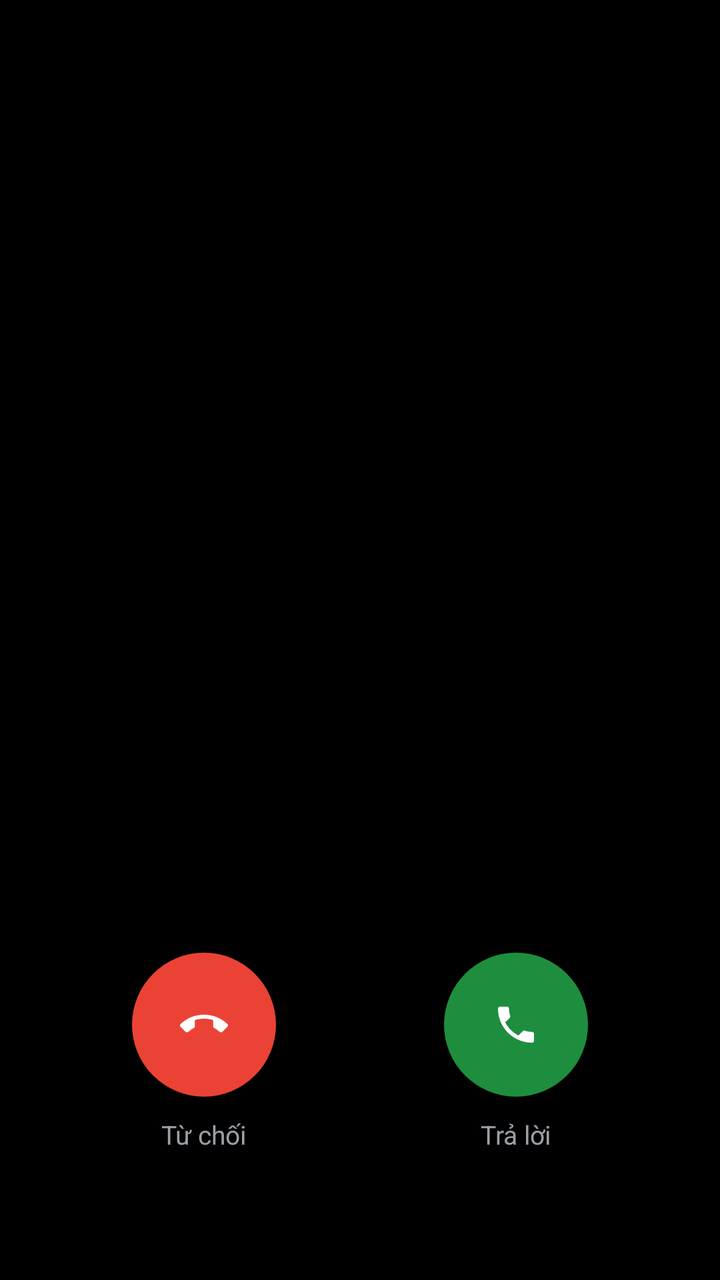
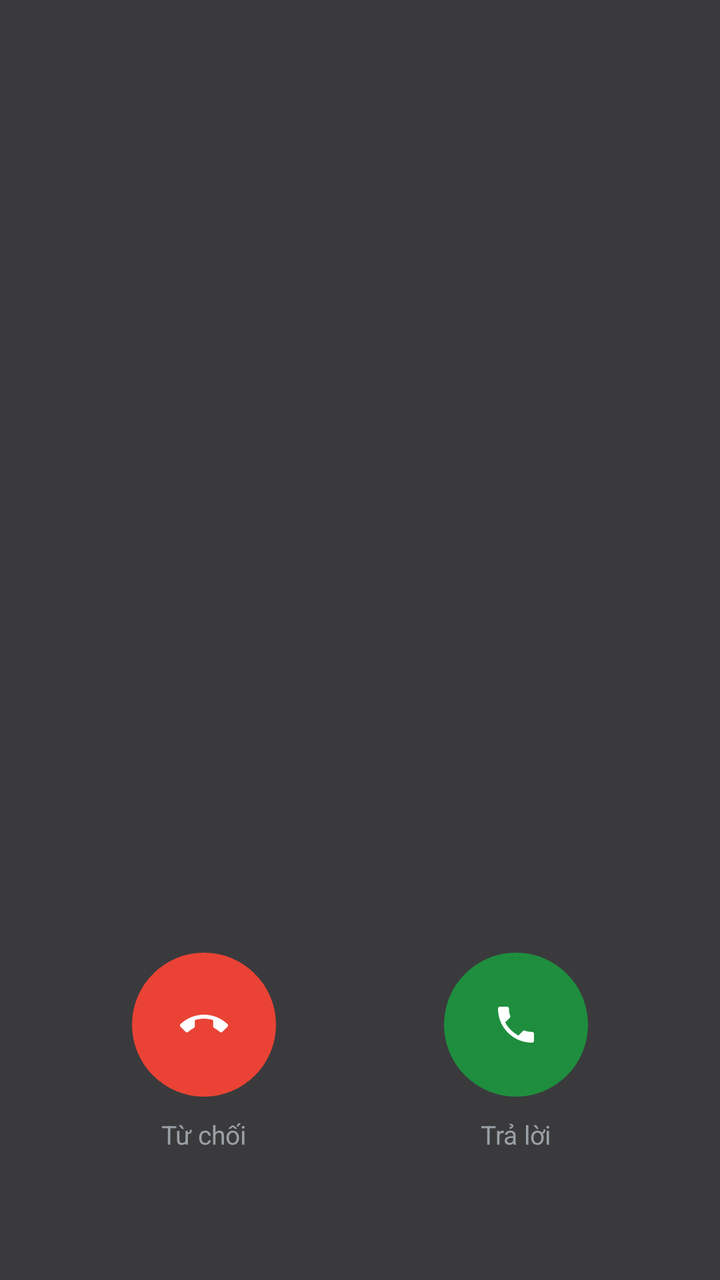

Two renders of the same Android screen: before a commit and after it. Below are the layout's source before the change and the commit's diff.
<!-- AndroidManifest.xml: activity theme Theme.SimpleCall.InCall -->
<!-- res/layout/activity_in_call.xml -->
<?xml version="1.0" encoding="utf-8"?>
<androidx.constraintlayout.widget.ConstraintLayout
    xmlns:android="http://schemas.android.com/apk/res/android"
    xmlns:app="http://schemas.android.com/apk/res-auto"
    android:layout_width="match_parent"
    android:layout_height="match_parent"
    android:background="@color/incall_bg">


    
    <TextView android:id="@+id/tvCallerName"
        android:layout_width="0dp" android:layout_height="wrap_content"
        android:layout_marginTop="80dp"
        android:layout_marginStart="40dp" android:layout_marginEnd="40dp"
        android:gravity="center"
        android:textColor="@color/text_on_dark" android:textSize="28sp"
        android:fontFamily="sans-serif" android:singleLine="true"
        app:layout_constraintTop_toTopOf="parent"
        app:layout_constraintStart_toStartOf="parent"
        app:layout_constraintEnd_toEndOf="parent"/>

    
    <TextView android:id="@+id/tvCallerNumber"
        android:layout_width="0dp" android:layout_height="wrap_content"
        android:layout_marginTop="0dp"
        android:gravity="center"
        android:textColor="#9AA0A6" android:textSize="14sp"
        android:fontFamily="sans-serif"
        android:visibility="gone"
        app:layout_constraintTop_toBottomOf="@id/tvCallerName"
        app:layout_constraintStart_toStartOf="parent"
        app:layout_constraintEnd_toEndOf="parent"/>


    
    <FrameLayout android:id="@+id/llSimLine"
        android:layout_width="26dp" android:layout_height="26dp"
        android:layout_marginTop="6dp"
        android:visibility="gone"
        app:layout_constraintTop_toBottomOf="@id/tvCallerNumber"
        app:layout_constraintStart_toStartOf="parent"
        app:layout_constraintEnd_toEndOf="parent">

        <ImageView
            android:layout_width="26dp" android:layout_height="26dp"
            android:src="@drawable/ic_sim_card"
            android:tint="#9AA0A6" />

        <TextView android:id="@+id/tvSimBadge"
            android:layout_width="wrap_content" android:layout_height="wrap_content"
            android:layout_gravity="center"
            android:text="2"
            android:textSize="10sp"
            android:textStyle="bold"
            android:textColor="#FFFFFF"
            android:fontFamily="sans-serif-medium" />
    </FrameLayout>

    
    <LinearLayout android:id="@+id/llStatusLine"
        android:layout_width="wrap_content" android:layout_height="wrap_content"
        android:orientation="horizontal" android:gravity="center_vertical"
        android:layout_marginTop="6dp"
        app:layout_constraintTop_toBottomOf="@id/llSimLine"
        app:layout_constraintStart_toStartOf="parent"
        app:layout_constraintEnd_toEndOf="parent">

        <TextView android:id="@+id/tvHdBadge"
            android:layout_width="wrap_content" android:layout_height="18dp"
            android:paddingStart="4dp" android:paddingEnd="4dp"
            android:gravity="center" android:text="HD"
            android:textSize="10sp" android:textColor="#9AA0A6"
            android:background="@drawable/bg_sim_badge"
            android:layout_marginEnd="6dp"
            android:visibility="gone" />

        <TextView android:id="@+id/tvCallStatus"
            android:layout_width="wrap_content" android:layout_height="wrap_content"
            android:textColor="#9AA0A6" android:textSize="14sp"
            android:fontFamily="sans-serif" />
    </LinearLayout>

    
    <LinearLayout android:id="@+id/incomingControls"
        android:layout_width="0dp" android:layout_height="wrap_content"
        android:orientation="horizontal" android:gravity="center"
        android:layout_marginStart="24dp" android:layout_marginEnd="24dp"
        android:layout_marginBottom="64dp"
        app:layout_constraintBottom_toBottomOf="parent"
        app:layout_constraintStart_toStartOf="parent"
        app:layout_constraintEnd_toEndOf="parent">

        <LinearLayout android:layout_width="0dp" android:layout_height="wrap_content"
            android:layout_weight="1" android:orientation="vertical" android:gravity="center">
            <ImageButton android:id="@+id/btnDecline"
                android:layout_width="72dp" android:layout_height="72dp"
                android:background="@drawable/bg_decline_circle"
                android:src="@drawable/ic_call_end"
                android:contentDescription="@string/decline"/>
            <TextView android:layout_width="wrap_content" android:layout_height="wrap_content"
                android:text="Từ chối" android:textColor="#9AA0A6" android:textSize="13sp"
                android:layout_marginTop="10dp" android:fontFamily="sans-serif"/>
        </LinearLayout>

        <LinearLayout android:layout_width="0dp" android:layout_height="wrap_content"
            android:layout_weight="1" android:orientation="vertical" android:gravity="center">
            <ImageButton android:id="@+id/btnAnswer"
                android:layout_width="72dp" android:layout_height="72dp"
                android:background="@drawable/bg_call_circle"
                android:src="@drawable/ic_call"
                android:contentDescription="@string/answer"/>
            <TextView android:layout_width="wrap_content" android:layout_height="wrap_content"
                android:text="Trả lời" android:textColor="#9AA0A6" android:textSize="13sp"
                android:layout_marginTop="10dp" android:fontFamily="sans-serif"/>
        </LinearLayout>
    </LinearLayout>

    
    <LinearLayout android:id="@+id/activeControls"
        android:layout_width="0dp" android:layout_height="wrap_content"
        android:orientation="vertical" android:visibility="gone"
        android:layout_marginStart="16dp" android:layout_marginEnd="16dp"
        android:layout_marginBottom="40dp"
        app:layout_constraintBottom_toBottomOf="parent"
        app:layout_constraintStart_toStartOf="parent"
        app:layout_constraintEnd_toEndOf="parent">

        
        <LinearLayout android:layout_width="match_parent" android:layout_height="wrap_content"
            android:orientation="horizontal" android:gravity="center"
            android:layout_marginBottom="20dp">

            <LinearLayout android:layout_width="0dp" android:layout_height="wrap_content"
                android:layout_weight="1" android:orientation="vertical" android:gravity="center">
                <ImageButton android:id="@+id/btnRecord"
                    android:layout_width="56dp" android:layout_height="56dp"
                    android:background="@android:color/transparent"
                    android:src="@drawable/ic_record_dot"
                    android:contentDescription="@string/start_recording"/>
                <TextView android:id="@+id/tvRecordLabel"
                    android:layout_width="wrap_content" android:layout_height="wrap_content"
                    android:text="@string/start_recording" android:textColor="#9AA0A6" android:textSize="12sp"
                    android:layout_marginTop="6dp" android:fontFamily="sans-serif"/>
            </LinearLayout>

            <LinearLayout android:layout_width="0dp" android:layout_height="wrap_content"
                android:layout_weight="1" android:orientation="vertical" android:gravity="center">
                <ImageButton android:id="@+id/btnMute"
                    android:layout_width="56dp" android:layout_height="56dp"
                    android:background="@android:color/transparent"
                    android:src="@drawable/ic_mic_off"
                    android:contentDescription="Im lặng"/>
                <TextView android:id="@+id/tvMuteLabel"
                    android:layout_width="wrap_content" android:layout_height="wrap_content"
                    android:text="Im lặng" android:textColor="#9AA0A6" android:textSize="12sp"
                    android:layout_marginTop="6dp" android:fontFamily="sans-serif"/>
            </LinearLayout>

            <LinearLayout android:layout_width="0dp" android:layout_height="wrap_content"
                android:layout_weight="1" android:orientation="vertical" android:gravity="center">
                <ImageButton android:id="@+id/btnHold"
                    android:layout_width="56dp" android:layout_height="56dp"
                    android:background="@android:color/transparent"
                    android:src="@drawable/ic_call_hold"
                    android:contentDescription="@string/hold_call"/>
                <TextView android:id="@+id/tvHoldLabel"
                    android:layout_width="wrap_content" android:layout_height="wrap_content"
                    android:text="@string/hold_call" android:textColor="#9AA0A6" android:textSize="12sp"
                    android:layout_marginTop="6dp" android:fontFamily="sans-serif"/>
            </LinearLayout>
        </LinearLayout>

        
        <LinearLayout android:layout_width="match_parent" android:layout_height="wrap_content"
            android:orientation="horizontal" android:gravity="center"
            android:layout_marginBottom="24dp">

            <LinearLayout android:layout_width="0dp" android:layout_height="wrap_content"
                android:layout_weight="1" android:orientation="vertical" android:gravity="center">
                <ImageButton android:id="@+id/btnClarity"
                    android:layout_width="56dp" android:layout_height="56dp"
                    android:background="@android:color/transparent"
                    android:src="@drawable/ic_call_clarity"
                    android:contentDescription="@string/call_clarity"/>
                <TextView android:id="@+id/tvClarityLabel"
                    android:layout_width="wrap_content" android:layout_height="wrap_content"
                    android:text="@string/call_clarity" android:textColor="#9AA0A6" android:textSize="12sp"
                    android:layout_marginTop="6dp" android:fontFamily="sans-serif"/>
            </LinearLayout>

            <LinearLayout android:layout_width="0dp" android:layout_height="wrap_content"
                android:layout_weight="1" android:orientation="vertical" android:gravity="center">
                <ImageButton android:id="@+id/btnAddCall"
                    android:layout_width="56dp" android:layout_height="56dp"
                    android:background="@android:color/transparent"
                    android:src="@drawable/ic_add"
                    android:contentDescription="@string/add_call"/>
                <TextView android:layout_width="wrap_content" android:layout_height="wrap_content"
                    android:text="@string/add_call" android:textColor="#9AA0A6" android:textSize="12sp"
                    android:layout_marginTop="6dp" android:fontFamily="sans-serif"/>
            </LinearLayout>

            <LinearLayout android:layout_width="0dp" android:layout_height="wrap_content"
                android:layout_weight="1" android:orientation="vertical" android:gravity="center">
                <ImageButton android:id="@+id/btnMore"
                    android:layout_width="56dp" android:layout_height="56dp"
                    android:background="@android:color/transparent"
                    android:src="@drawable/ic_expand_more"
                    android:contentDescription="@string/more_options"/>
                <TextView android:layout_width="wrap_content" android:layout_height="wrap_content"
                    android:text="@string/more_options" android:textColor="#9AA0A6" android:textSize="12sp"
                    android:layout_marginTop="6dp" android:fontFamily="sans-serif"/>
            </LinearLayout>
        </LinearLayout>

        
        <GridLayout android:id="@+id/dtmfPanel"
            android:layout_width="match_parent" android:layout_height="wrap_content"
            android:columnCount="3" android:rowCount="4"
            android:visibility="gone"
            android:layout_marginBottom="16dp">

            <androidx.appcompat.widget.AppCompatButton style="@style/KeyBtn" android:text="1" android:tag="1" android:textColor="@color/text_on_dark"/>
            <androidx.appcompat.widget.AppCompatButton style="@style/KeyBtn" android:text="2" android:tag="2" android:textColor="@color/text_on_dark"/>
            <androidx.appcompat.widget.AppCompatButton style="@style/KeyBtn" android:text="3" android:tag="3" android:textColor="@color/text_on_dark"/>
            <androidx.appcompat.widget.AppCompatButton style="@style/KeyBtn" android:text="4" android:tag="4" android:textColor="@color/text_on_dark"/>
            <androidx.appcompat.widget.AppCompatButton style="@style/KeyBtn" android:text="5" android:tag="5" android:textColor="@color/text_on_dark"/>
            <androidx.appcompat.widget.AppCompatButton style="@style/KeyBtn" android:text="6" android:tag="6" android:textColor="@color/text_on_dark"/>
            <androidx.appcompat.widget.AppCompatButton style="@style/KeyBtn" android:text="7" android:tag="7" android:textColor="@color/text_on_dark"/>
            <androidx.appcompat.widget.AppCompatButton style="@style/KeyBtn" android:text="8" android:tag="8" android:textColor="@color/text_on_dark"/>
            <androidx.appcompat.widget.AppCompatButton style="@style/KeyBtn" android:text="9" android:tag="9" android:textColor="@color/text_on_dark"/>
            <androidx.appcompat.widget.AppCompatButton style="@style/KeyBtn" android:text="*" android:tag="*" android:textColor="@color/text_on_dark"/>
            <androidx.appcompat.widget.AppCompatButton style="@style/KeyBtn" android:text="0" android:tag="0" android:textColor="@color/text_on_dark"/>
            <androidx.appcompat.widget.AppCompatButton style="@style/KeyBtn" android:text="#" android:tag="#" android:textColor="@color/text_on_dark"/>
        </GridLayout>

        
        <LinearLayout android:layout_width="match_parent" android:layout_height="wrap_content"
            android:orientation="horizontal" android:gravity="center">

            <LinearLayout android:layout_width="0dp" android:layout_height="wrap_content"
                android:layout_weight="1" android:orientation="vertical" android:gravity="center">
                <ImageButton android:id="@+id/btnSpeaker"
                    android:layout_width="56dp" android:layout_height="56dp"
                    android:background="@android:color/transparent"
                    android:src="@drawable/ic_volume_up"
                    android:contentDescription="@string/speaker"/>
                <TextView android:id="@+id/tvSpeakerLabel"
                    android:layout_width="wrap_content" android:layout_height="wrap_content"
                    android:text="Loa ngoài" android:textColor="#9AA0A6" android:textSize="12sp"
                    android:layout_marginTop="6dp" android:fontFamily="sans-serif"
                    android:visibility="gone"/>
            </LinearLayout>

            <LinearLayout android:layout_width="0dp" android:layout_height="wrap_content"
                android:layout_weight="1" android:orientation="vertical" android:gravity="center">
                <ImageButton android:id="@+id/btnEndCall"
                    android:layout_width="72dp" android:layout_height="72dp"
                    android:background="@drawable/bg_decline_circle"
                    android:src="@drawable/ic_call_end"
                    android:contentDescription="@string/end_call"/>
                <TextView android:layout_width="wrap_content" android:layout_height="wrap_content"
                    android:text="Kết thúc" android:textColor="#9AA0A6" android:textSize="13sp"
                    android:layout_marginTop="10dp" android:fontFamily="sans-serif"
                    android:visibility="gone"/>
            </LinearLayout>

            <LinearLayout android:layout_width="0dp" android:layout_height="wrap_content"
                android:layout_weight="1" android:orientation="vertical" android:gravity="center">
                <ImageButton android:id="@+id/btnDtmf"
                    android:layout_width="56dp" android:layout_height="56dp"
                    android:background="@android:color/transparent"
                    android:src="@drawable/ic_dialpad"
                    android:contentDescription="Bàn phím"/>
                <TextView android:layout_width="wrap_content" android:layout_height="wrap_content"
                    android:text="Bàn phím" android:textColor="#9AA0A6" android:textSize="12sp"
                    android:layout_marginTop="6dp" android:fontFamily="sans-serif"
                    android:visibility="gone"/>
            </LinearLayout>
        </LinearLayout>
    </LinearLayout>

</androidx.constraintlayout.widget.ConstraintLayout>
<!-- resources referenced by this layout -->
<resources>
  <color name="incall_bg">#000000</color>
  <color name="text_on_dark">#E8EAED</color>
  <!-- drawable bg_call_circle (drawable) -->
  <?xml version="1.0" encoding="utf-8"?>
  <ripple xmlns:android="http://schemas.android.com/apk/res/android"
      android:color="#331E8E3E">
      <item>
          <shape android:shape="oval">
              <solid android:color="@color/btn_call" />
          </shape>
      </item>
  </ripple>
  <!-- drawable bg_decline_circle (drawable) -->
  <?xml version="1.0" encoding="utf-8"?>
  <ripple xmlns:android="http://schemas.android.com/apk/res/android"
      android:color="#33EA4335">
      <item>
          <shape android:shape="oval">
              <solid android:color="@color/btn_decline" />
          </shape>
      </item>
  </ripple>
  <!-- drawable bg_sim_badge (drawable) -->
  <?xml version="1.0" encoding="utf-8"?>
  <shape xmlns:android="http://schemas.android.com/apk/res/android"
      android:shape="rectangle">
      <stroke android:width="1.2dp" android:color="@color/call_log_muted" />
      <corners android:radius="2dp" />
      <solid android:color="@android:color/transparent" />
  </shape>
  <!-- drawable ic_call_hold (drawable) -->
  <?xml version="1.0" encoding="utf-8"?>
  <vector xmlns:android="http://schemas.android.com/apk/res/android"
      android:width="24dp" android:height="24dp"
      android:viewportWidth="24" android:viewportHeight="24">
      <path android:fillColor="@color/text_on_dark"
          android:pathData="M8,6 L11,6 L11,18 L8,18 Z M13,6 L16,6 L16,18 L13,18 Z"/>
  </vector>
  <!-- drawable ic_expand_more (drawable) -->
  <?xml version="1.0" encoding="utf-8"?>
  <vector xmlns:android="http://schemas.android.com/apk/res/android"
      android:width="24dp" android:height="24dp"
      android:viewportWidth="24" android:viewportHeight="24">
      <path android:fillColor="@color/text_on_dark"
          android:pathData="M16.59,8.59L12,13.17 7.41,8.59 6,10l6,6 6,-6z"/>
  </vector>
  <!-- drawable ic_sim_card (drawable) -->
  <?xml version="1.0" encoding="utf-8"?>
  <vector xmlns:android="http://schemas.android.com/apk/res/android"
      android:width="24dp" android:height="24dp"
      android:viewportWidth="24" android:viewportHeight="24">
      <path android:fillColor="#FFFFFF"
          android:pathData="M17,2H7C5.9,2 5,2.9 5,4v16c0,1.1 0.9,2 2,2h10c1.1,0 2,-0.9 2,-2V6l-4,-4zM17,20H7V4h9v3h3v13z"/>
  </vector>
  <string name="add_call">Thêm cuộc gọi</string>
  <string name="answer">Trả lời</string>
  <string name="call_clarity">Gọi rõ ràng</string>
  <string name="decline">Từ chối</string>
  <string name="end_call">Kết thúc</string>
  <string name="hold_call">Giữ</string>
  <string name="more_options">Thêm</string>
  <string name="speaker">Loa ngoài</string>
  <string name="start_recording">Bắt đầu ghi âm</string>
  <style name="Theme.SimpleCall.InCall" parent="Theme.MaterialComponents.NoActionBar">
          <item name="android:windowBackground">@color/incall_bg</item>
          <item name="android:statusBarColor">@color/incall_bg</item>
          <item name="android:navigationBarColor">@color/incall_bg</item>
          <item name="android:windowLightStatusBar" tools:targetApi="23">false</item>
      </style>
  <color name="btn_call">#1E8E3E</color>
  <color name="btn_decline">#EA4335</color>
  <color name="call_log_muted">#6E7176</color>
  <color name="text_secondary">#9AA0A6</color>
  <color name="text_primary">#E8EAED</color>
  <!-- drawable bg_key (drawable) -->
  <?xml version="1.0" encoding="utf-8"?>
  <ripple xmlns:android="http://schemas.android.com/apk/res/android"
      android:color="@color/key_ripple">
      <item>
          <shape android:shape="oval">
              <solid android:color="@android:color/transparent" />
          </shape>
      </item>
  </ripple>
  <color name="key_ripple">#22FFFFFF</color>
  <!-- unchanged entries left out for length: 9 -->
</resources>

<!-- the commit's change to res/layout/activity_in_call.xml (unified diff, before → after) -->
@@ -133,7 +133,7 @@
             <LinearLayout android:layout_width="0dp" android:layout_height="wrap_content"
                 android:layout_weight="1" android:orientation="vertical" android:gravity="center">
                 <ImageButton android:id="@+id/btnRecord"
-                    android:layout_width="56dp" android:layout_height="56dp"
+                    android:layout_width="72dp" android:layout_height="72dp"
                     android:background="@android:color/transparent"
                     android:src="@drawable/ic_record_dot"
                     android:contentDescription="@string/start_recording"/>
@@ -146,7 +146,7 @@
             <LinearLayout android:layout_width="0dp" android:layout_height="wrap_content"
                 android:layout_weight="1" android:orientation="vertical" android:gravity="center">
                 <ImageButton android:id="@+id/btnMute"
-                    android:layout_width="56dp" android:layout_height="56dp"
+                    android:layout_width="72dp" android:layout_height="72dp"
                     android:background="@android:color/transparent"
                     android:src="@drawable/ic_mic_off"
                     android:contentDescription="Im lặng"/>
@@ -159,7 +159,7 @@
             <LinearLayout android:layout_width="0dp" android:layout_height="wrap_content"
                 android:layout_weight="1" android:orientation="vertical" android:gravity="center">
                 <ImageButton android:id="@+id/btnHold"
-                    android:layout_width="56dp" android:layout_height="56dp"
+                    android:layout_width="72dp" android:layout_height="72dp"
                     android:background="@android:color/transparent"
                     android:src="@drawable/ic_call_hold"
                     android:contentDescription="@string/hold_call"/>
@@ -178,7 +178,7 @@
             <LinearLayout android:layout_width="0dp" android:layout_height="wrap_content"
                 android:layout_weight="1" android:orientation="vertical" android:gravity="center">
                 <ImageButton android:id="@+id/btnClarity"
-                    android:layout_width="56dp" android:layout_height="56dp"
+                    android:layout_width="72dp" android:layout_height="72dp"
                     android:background="@android:color/transparent"
                     android:src="@drawable/ic_call_clarity"
                     android:contentDescription="@string/call_clarity"/>
@@ -191,7 +191,7 @@
             <LinearLayout android:layout_width="0dp" android:layout_height="wrap_content"
                 android:layout_weight="1" android:orientation="vertical" android:gravity="center">
                 <ImageButton android:id="@+id/btnAddCall"
-                    android:layout_width="56dp" android:layout_height="56dp"
+                    android:layout_width="72dp" android:layout_height="72dp"
                     android:background="@android:color/transparent"
                     android:src="@drawable/ic_add"
                     android:contentDescription="@string/add_call"/>
@@ -203,7 +203,7 @@
             <LinearLayout android:layout_width="0dp" android:layout_height="wrap_content"
                 android:layout_weight="1" android:orientation="vertical" android:gravity="center">
                 <ImageButton android:id="@+id/btnMore"
-                    android:layout_width="56dp" android:layout_height="56dp"
+                    android:layout_width="72dp" android:layout_height="72dp"
                     android:background="@android:color/transparent"
                     android:src="@drawable/ic_expand_more"
                     android:contentDescription="@string/more_options"/>
@@ -241,7 +241,7 @@
             <LinearLayout android:layout_width="0dp" android:layout_height="wrap_content"
                 android:layout_weight="1" android:orientation="vertical" android:gravity="center">
                 <ImageButton android:id="@+id/btnSpeaker"
-                    android:layout_width="56dp" android:layout_height="56dp"
+                    android:layout_width="72dp" android:layout_height="72dp"
                     android:background="@android:color/transparent"
                     android:src="@drawable/ic_volume_up"
                     android:contentDescription="@string/speaker"/>
@@ -268,7 +268,7 @@
             <LinearLayout android:layout_width="0dp" android:layout_height="wrap_content"
                 android:layout_weight="1" android:orientation="vertical" android:gravity="center">
                 <ImageButton android:id="@+id/btnDtmf"
-                    android:layout_width="56dp" android:layout_height="56dp"
+                    android:layout_width="72dp" android:layout_height="72dp"
                     android:background="@android:color/transparent"
                     android:src="@drawable/ic_dialpad"
                     android:contentDescription="Bàn phím"/>
<!-- resource entries referenced after the edit -->
@@ -1,6 +1,6 @@
 <!-- resources referenced by this layout -->
 <resources>
-  <color name="incall_bg">#000000</color>
+  <color name="incall_bg">#3A3A3C</color>
   <color name="text_on_dark">#E8EAED</color>
   <!-- drawable bg_call_circle (drawable) -->
   <?xml version="1.0" encoding="utf-8"?>
